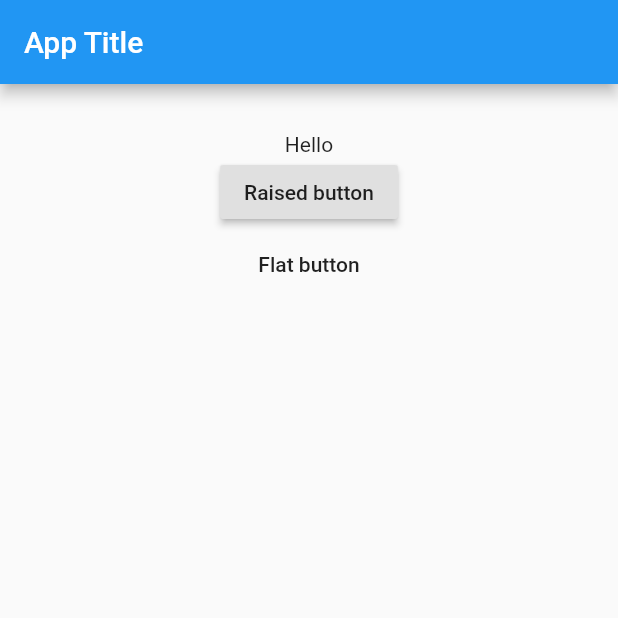
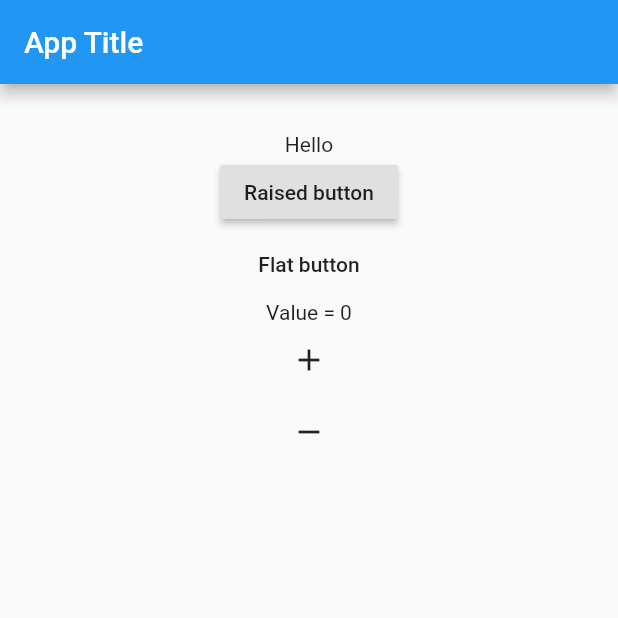
Before and after one commit to FrancaTM/flutter-begginer-course-udemy, a Flutter app: the screen it shows after launch, on a phone screen of 412 x 824 dp, the top half of it. Run offline on Flutter 3.47's test engine with Material 2 defaults, Android fonts, the phone set to English and light mode, and no system bars.

Commit message:
Icon button lecture

```diff
--- a/lib/main.dart
+++ b/lib/main.dart
@@ -13,6 +13,7 @@ class MyApp extends StatefulWidget {
 
 class _MyAppState extends State<MyApp> {
   String _value = "Hello";
+  int _intValue = 0;
 
   void _onPressedRaised(String value) {
     setState(() {
@@ -23,6 +24,18 @@ class _MyAppState extends State<MyApp> {
   void _onPressedFlat() {
     setState(() {
       _value = new DateTime.now().toString();
+    });
+  }
+
+  void _add() {
+    setState(() {
+      _intValue++;
+    });
+  }
+
+  void _subtract() {
+    setState(() {
+      _intValue--;
     });
   }
 
@@ -46,6 +59,10 @@ class _MyAppState extends State<MyApp> {
                 onPressed: _onPressedFlat,
                 child: new Text("Flat button"),
               ),
+              new Text("Value = $_intValue"),
+              new IconButton(icon: new Icon(Icons.add), onPressed: _add),
+              new IconButton(
+                  icon: new Icon(Icons.remove), onPressed: _subtract),
             ],
           ),
         ),
```
